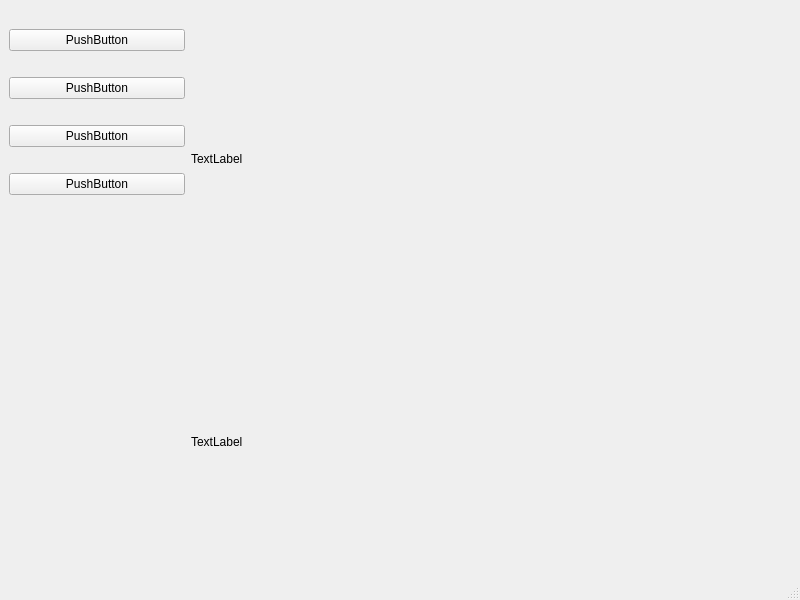
The window that 20241135_CS4076_Project/mainwindow.ui (TheCaister/CS4076_Project) describes before a commit, drawn with Qt 5.
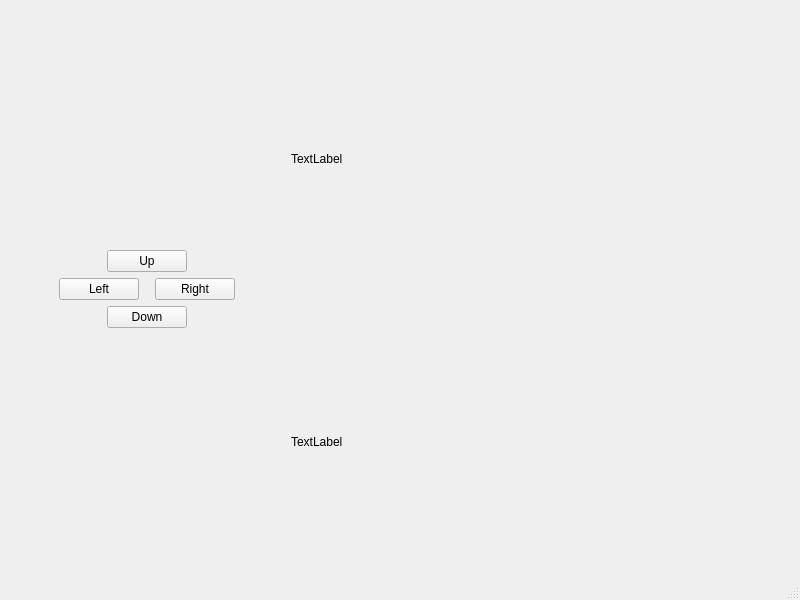
The same window after the commit.

```diff
--- a/20241135_CS4076_Project/mainwindow.ui
+++ b/20241135_CS4076_Project/mainwindow.ui
@@ -19,16 +19,30 @@
      <layout class="QHBoxLayout" name="horizontalLayout">
       <item>
        <layout class="QVBoxLayout" name="verticalLayout_4">
+        <property name="leftMargin">
+         <number>50</number>
+        </property>
+        <property name="rightMargin">
+         <number>50</number>
+        </property>
         <item>
-         <layout class="QGridLayout" name="gridLayout">
-          <item row="1" column="0">
-           <widget class="QPushButton" name="pushButton_4">
-            <property name="text">
-             <string>PushButton</string>
-            </property>
-           </widget>
-          </item>
-          <item row="6" column="0">
+         <spacer name="verticalSpacer_2">
+          <property name="orientation">
+           <enum>Qt::Vertical</enum>
+          </property>
+          <property name="sizeHint" stdset="0">
+           <size>
+            <width>20</width>
+            <height>40</height>
+           </size>
+          </property>
+         </spacer>
+        </item>
+        <item>
+         <layout class="QVBoxLayout" name="verticalLayout_3">
+          <item>
+           <layout class="QHBoxLayout" name="horizontalLayout_3">
+            <item>
            <spacer name="horizontalSpacer_2">
             <property name="orientation">
              <enum>Qt::Horizontal</enum>
@@ -41,60 +55,14 @@
             </property>
            </spacer>
           </item>
-          <item row="5" column="0">
-           <widget class="QPushButton" name="pushButton_2">
-            <property name="text">
-             <string>PushButton</string>
-            </property>
-           </widget>
-          </item>
-          <item row="4" column="0">
-           <spacer name="horizontalSpacer_3">
-            <property name="orientation">
-             <enum>Qt::Horizontal</enum>
-            </property>
-            <property name="sizeHint" stdset="0">
-             <size>
-              <width>40</width>
-              <height>20</height>
-             </size>
-            </property>
-           </spacer>
-          </item>
-          <item row="7" column="0">
+            <item>
            <widget class="QPushButton" name="pushButton">
-            <property name="sizePolicy">
-             <sizepolicy hsizetype="Preferred" vsizetype="Preferred">
-              <horstretch>0</horstretch>
-              <verstretch>0</verstretch>
-             </sizepolicy>
-            </property>
             <property name="text">
-             <string>PushButton</string>
+               <string>Up</string>
             </property>
            </widget>
           </item>
-          <item row="3" column="0">
-           <widget class="QPushButton" name="pushButton_3">
-            <property name="text">
-             <string>PushButton</string>
-            </property>
-           </widget>
-          </item>
-          <item row="2" column="0">
-           <spacer name="horizontalSpacer_4">
-            <property name="orientation">
-             <enum>Qt::Horizontal</enum>
-            </property>
-            <property name="sizeHint" stdset="0">
-             <size>
-              <width>40</width>
-              <height>20</height>
-             </size>
-            </property>
-           </spacer>
-          </item>
-          <item row="8" column="0">
+            <item>
            <spacer name="horizontalSpacer">
             <property name="orientation">
              <enum>Qt::Horizontal</enum>
@@ -107,7 +75,44 @@
             </property>
            </spacer>
           </item>
-          <item row="0" column="0">
+           </layout>
+          </item>
+          <item>
+           <layout class="QHBoxLayout" name="horizontalLayout_4">
+            <item>
+             <widget class="QPushButton" name="pushButton_3">
+              <property name="text">
+               <string>Left</string>
+              </property>
+             </widget>
+            </item>
+            <item>
+             <spacer name="horizontalSpacer_3">
+              <property name="orientation">
+               <enum>Qt::Horizontal</enum>
+              </property>
+              <property name="sizeHint" stdset="0">
+               <size>
+                <width>40</width>
+                <height>20</height>
+               </size>
+              </property>
+             </spacer>
+            </item>
+            <item>
+             <widget class="QPushButton" name="pushButton_2">
+              <property name="text">
+               <string>Right</string>
+              </property>
+             </widget>
+            </item>
+           </layout>
+          </item>
+         </layout>
+        </item>
+        <item>
+         <layout class="QHBoxLayout" name="horizontalLayout_5">
+          <item>
            <spacer name="horizontalSpacer_5">
             <property name="orientation">
              <enum>Qt::Horizontal</enum>
@@ -120,6 +125,26 @@
             </property>
            </spacer>
           </item>
+          <item>
+           <widget class="QPushButton" name="pushButton_4">
+            <property name="text">
+             <string>Down</string>
+            </property>
+           </widget>
+          </item>
+          <item>
+           <spacer name="horizontalSpacer_4">
+            <property name="orientation">
+             <enum>Qt::Horizontal</enum>
+            </property>
+            <property name="sizeHint" stdset="0">
+             <size>
+              <width>40</width>
+              <height>20</height>
+             </size>
+            </property>
+           </spacer>
+          </item>
          </layout>
         </item>
         <item>
@@ -143,7 +168,7 @@
          <widget class="QLabel" name="label_2">
           <property name="minimumSize">
            <size>
-            <width>600</width>
+            <width>500</width>
             <height>300</height>
            </size>
           </property>
```
Lines whose indentation alone changed are shown as unchanged.
